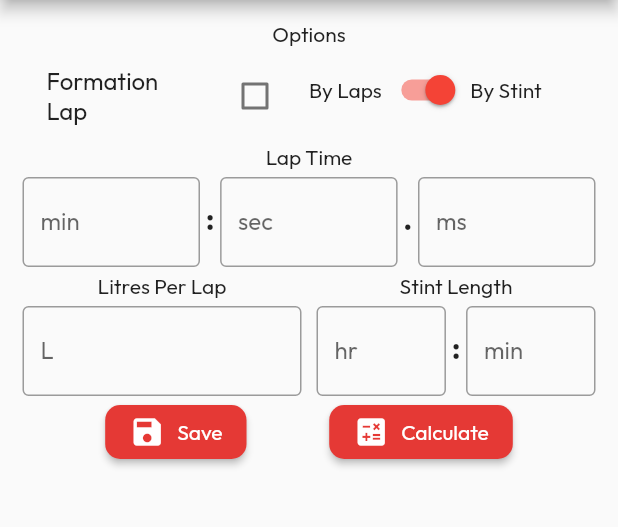
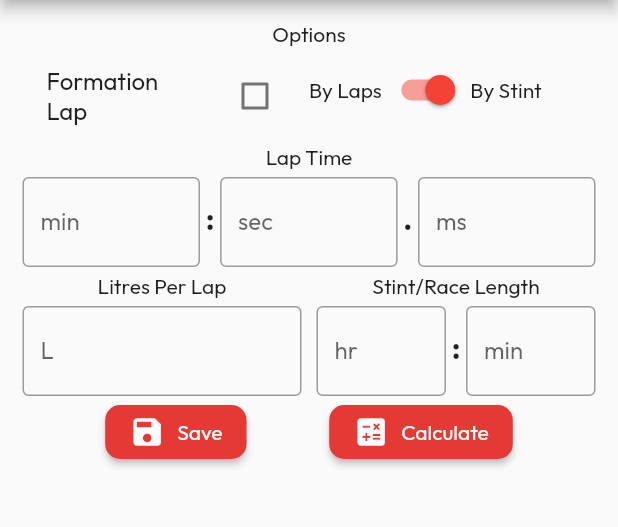
Before and after one commit to IntuitionLabsDevelopment/acc_fuel_app_flutter, a Flutter app: the screen it shows after launch, after a tap on "Formation Lap", on a phone screen of 412 x 824 dp, the part 84-611 px from its top. Run offline on Flutter 3.47's test engine with Material 2 defaults, Android fonts, the phone set to English and light mode, and no system bars; our stand-ins replace in_app_review, shared_preferences.

Commit message:
Laps input

```diff
--- a/lib/modules/forms/calculator_form.dart
+++ b/lib/modules/forms/calculator_form.dart
@@ -1,5 +1,6 @@
 import 'package:acc_fuel_app_flutter/widgets/form/input_options.dart';
 import 'package:acc_fuel_app_flutter/widgets/form/lap_time_input.dart';
+import 'package:acc_fuel_app_flutter/widgets/form/laps_input.dart';
 import 'package:acc_fuel_app_flutter/widgets/form/litres_per_lap_input.dart';
 import 'package:acc_fuel_app_flutter/widgets/form/stint_length_input.dart';
 import 'package:flutter/material.dart';
@@ -41,7 +42,7 @@ class CalculatorFormState extends State<CalculatorForm> {
                         Widget? child) {
                       return isUsingStint
                           ? stintLengthField()
-                          : const Text('Not Using Stint');
+                          : lapsInputField();
                     }),
               ),
             ],
--- a/lib/widgets/form/stint_length_input.dart
+++ b/lib/widgets/form/stint_length_input.dart
@@ -11,7 +11,7 @@ Widget stintLengthField() {
   return ValueListenableBuilder(
       valueListenable: usingStintNotifier,
       builder: (BuildContext context, bool isUsingStint, Widget? child) {
-        return fieldsSection('Stint Length', [
+        return fieldsSection('Stint/Race Length', [
           Expanded(
               child: intFieldInput(
                   controller: stintHourInput,
```
Also changed, not shown: lib/widgets/form/laps_input.dart (added, +21 -0 lines).
